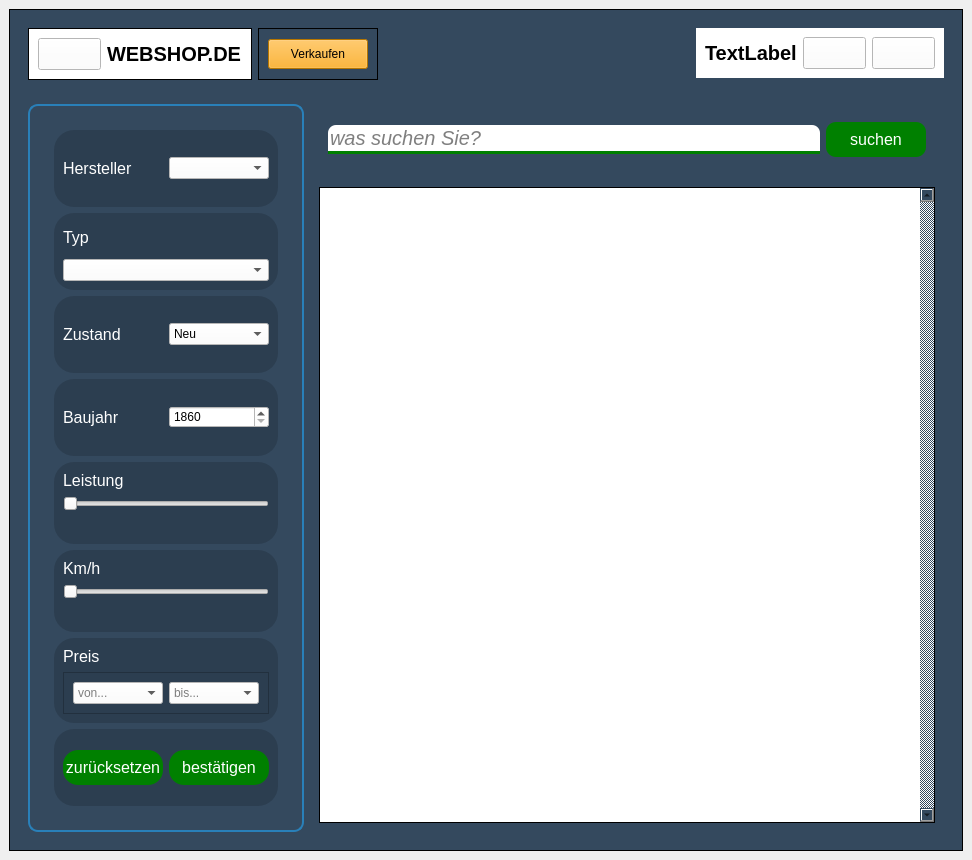
Before: the Qt Designer form frontend/Startseite.ui in nhatlam96/gui-xtraktor, drawn with Qt 5.
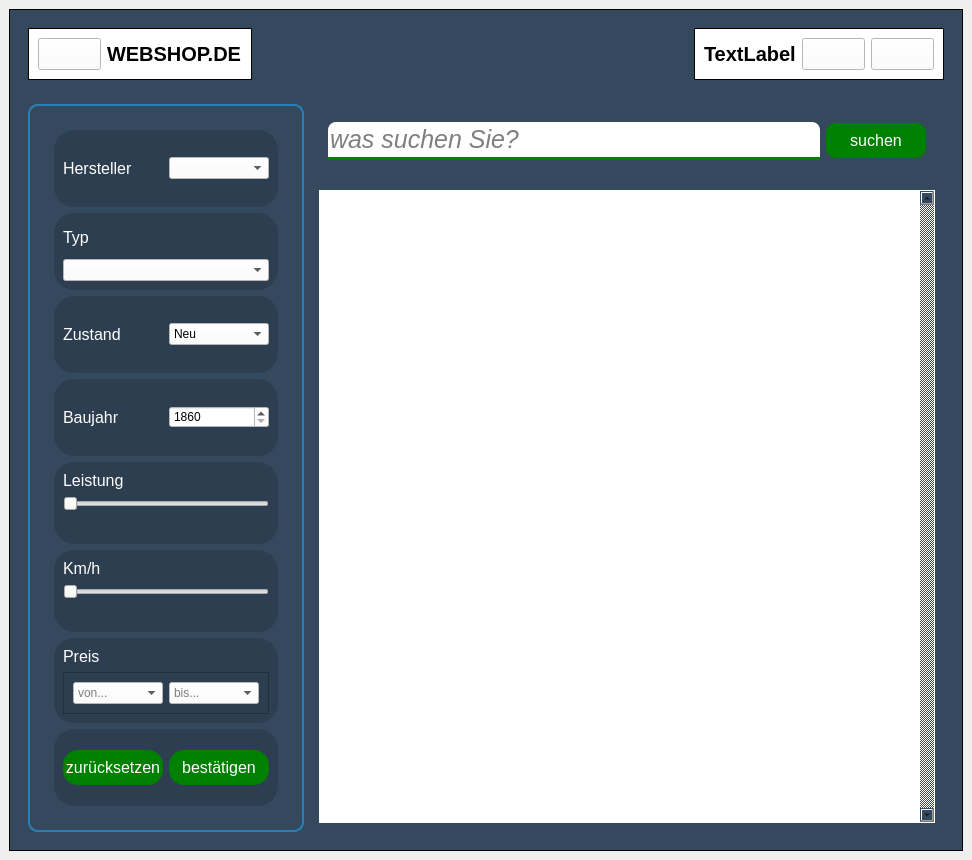
After: the same form once the commit is applied.

Commit message: Update Startseite mit CSS

```diff
--- a/frontend/Startseite.ui
+++ b/frontend/Startseite.ui
@@ -50,7 +50,7 @@
          <property name="frameShadow">
           <enum>QFrame::Plain</enum>
          </property>
-         <layout class="QHBoxLayout" name="horizontalLayout" stretch="1,1,5">
+         <layout class="QHBoxLayout" name="horizontalLayout">
           <item alignment="Qt::AlignLeft|Qt::AlignTop">
            <widget class="QFrame" name="frame">
             <property name="styleSheet">
@@ -82,63 +82,6 @@
             </layout>
            </widget>
           </item>
-          <item alignment="Qt::AlignLeft">
-           <widget class="QFrame" name="frame_16">
-            <property name="frameShape">
-             <enum>QFrame::Box</enum>
-            </property>
-            <property name="frameShadow">
-             <enum>QFrame::Plain</enum>
-            </property>
-            <layout class="QVBoxLayout" name="verticalLayout_8">
-             <property name="spacing">
-              <number>6</number>
-             </property>
-             <property name="leftMargin">
-              <number>9</number>
-             </property>
-             <property name="topMargin">
-              <number>0</number>
-             </property>
-             <property name="rightMargin">
-              <number>9</number>
-             </property>
-             <property name="bottomMargin">
-              <number>0</number>
-             </property>
-             <item>
-              <widget class="QPushButton" name="sell_Button">
-               <property name="minimumSize">
-                <size>
-                 <width>100</width>
-                 <height>30</height>
-                </size>
-               </property>
-               <property name="maximumSize">
-                <size>
-                 <width>16777215</width>
-                 <height>16777215</height>
-                </size>
-               </property>
-               <property name="baseSize">
-                <size>
-                 <width>0</width>
-                 <height>0</height>
-                </size>
-               </property>
-               <property name="styleSheet">
-                <string notr="true">QPushButton{
-	background-color: orange;
-}</string>
-               </property>
-               <property name="text">
-                <string>Verkaufen</string>
-               </property>
-              </widget>
-             </item>
-            </layout>
-           </widget>
-          </item>
           <item alignment="Qt::AlignRight|Qt::AlignTop">
            <widget class="QFrame" name="frame_3">
             <property name="styleSheet">
@@ -147,7 +90,7 @@
 font-size: 20px;</string>
             </property>
             <property name="frameShape">
-             <enum>QFrame::NoFrame</enum>
+             <enum>QFrame::Box</enum>
             </property>
             <property name="frameShadow">
              <enum>QFrame::Plain</enum>
@@ -707,8 +650,9 @@
                   <property name="styleSheet">
                    <string notr="true">QLineEdit#Lineedit_suchfeld {
 	background-color: white;
-	line-height: 1.5;
-	font-size: 20px;
+	line-height: 2.5;
+	height: 35px;
+	font-size: 25px;
 	border-bottom: 3px solid green;
 	border-top-left-radius: 8px;
 	border-top-right-radius: 8px;
@@ -758,6 +702,7 @@
                 <string notr="true">QScrollArea#scrollArea{
 	background-color: white;
 	margin-top: 15px;
+	color: white;
 }
 </string>
                </property>
@@ -782,7 +727,7 @@
                   <x>0</x>
                   <y>0</y>
                   <width>567</width>
-                  <height>616</height>
+                  <height>613</height>
                  </rect>
                 </property>
                 <property name="styleSheet">
```
Left out of the diff: 2 changed lines with no effect on the pictures. The commit also changes 3 other files.
